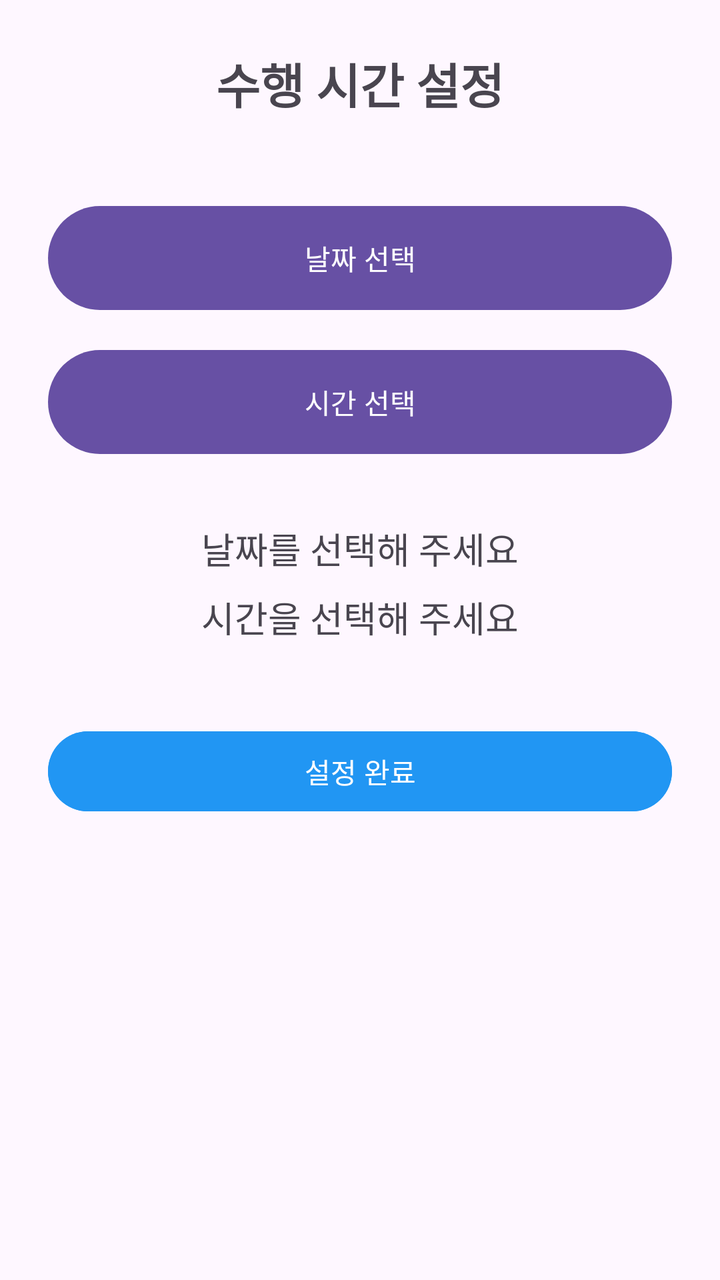
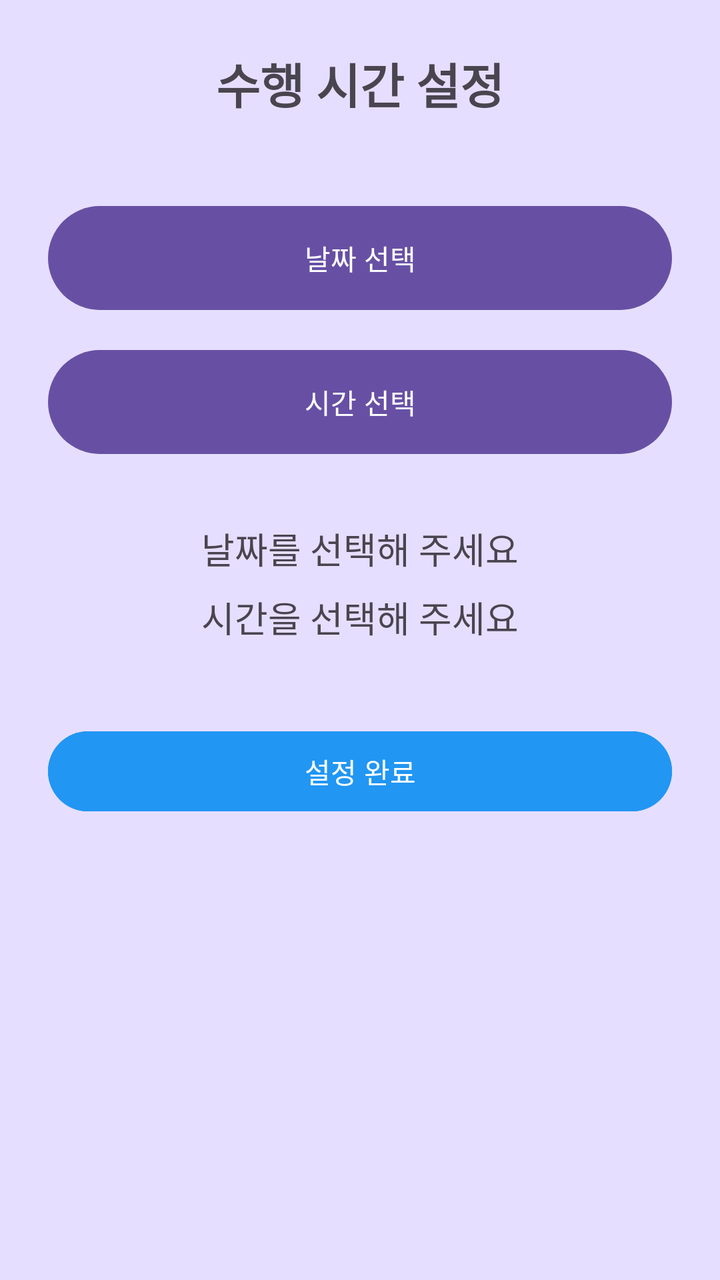

Two renders of the same Android screen: before a commit and after it. Below are the layout's source before the change and the commit's diff.
<!-- AndroidManifest.xml: application theme Theme.MyApplicationTest -->
<!-- res/layout/activity_timer.xml -->
<?xml version="1.0" encoding="utf-8"?>
<LinearLayout xmlns:android="http://schemas.android.com/apk/res/android"
    android:layout_width="match_parent"
    android:layout_height="match_parent"
    android:orientation="vertical"
    android:padding="24dp"
    android:gravity="center_horizontal">

    <TextView
        android:layout_width="wrap_content"
        android:layout_height="wrap_content"
        android:text="수행 시간 설정"
        android:textSize="24sp"
        android:textStyle="bold"
        android:layout_marginBottom="40dp" />

    <Button
        android:id="@+id/btn_date"
        android:layout_width="match_parent"
        android:layout_height="60dp"
        android:text="날짜 선택"
        android:layout_marginBottom="12dp" />

    <Button
        android:id="@+id/btn_time"
        android:layout_width="match_parent"
        android:layout_height="60dp"
        android:text="시간 선택"
        android:layout_marginBottom="30dp" />

    <TextView
        android:id="@+id/tv_selected_date"
        android:layout_width="wrap_content"
        android:layout_height="wrap_content"
        android:text="날짜를 선택해 주세요"
        android:textSize="18sp"
        android:layout_marginBottom="8dp" />

    <TextView
        android:id="@+id/tv_selected_time"
        android:layout_width="wrap_content"
        android:layout_height="wrap_content"
        android:text="시간을 선택해 주세요"
        android:textSize="18sp"
        android:layout_marginBottom="40dp" />

    <Button
        android:id="@+id/btn_timer_back"
        android:layout_width="match_parent"
        android:layout_height="wrap_content"
        android:backgroundTint="#2196F3"
        android:textColor="#FFFFFF"
        android:text="설정 완료" />

</LinearLayout>
<!-- resources referenced by this layout -->
<resources>
  <style name="Theme.MyApplicationTest" parent="Base.Theme.MyApplicationTest" />
  <style name="Base.Theme.MyApplicationTest" parent="Theme.Material3.DayNight.NoActionBar">
          
          
      </style>
</resources>

<!-- the commit's change to res/layout/activity_timer.xml (unified diff, before → after) -->
@@ -4,7 +4,8 @@
     android:layout_height="match_parent"
     android:orientation="vertical"
     android:padding="24dp"
-    android:gravity="center_horizontal">
+    android:gravity="center_horizontal"
+    android:background="@color/material_dynamic_tertiary90">
 
     <TextView
         android:layout_width="wrap_content"
